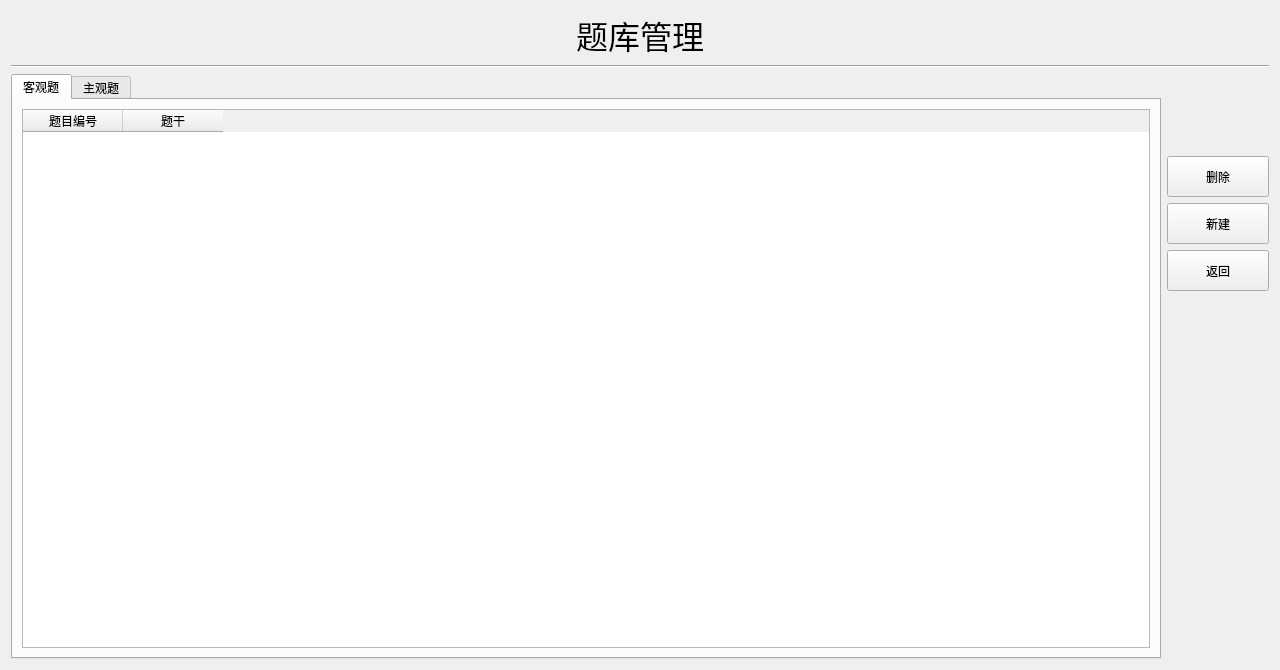
Qt form server/QuestionsManageUI.ui (AlanForeverAi/Exams) before a commit.
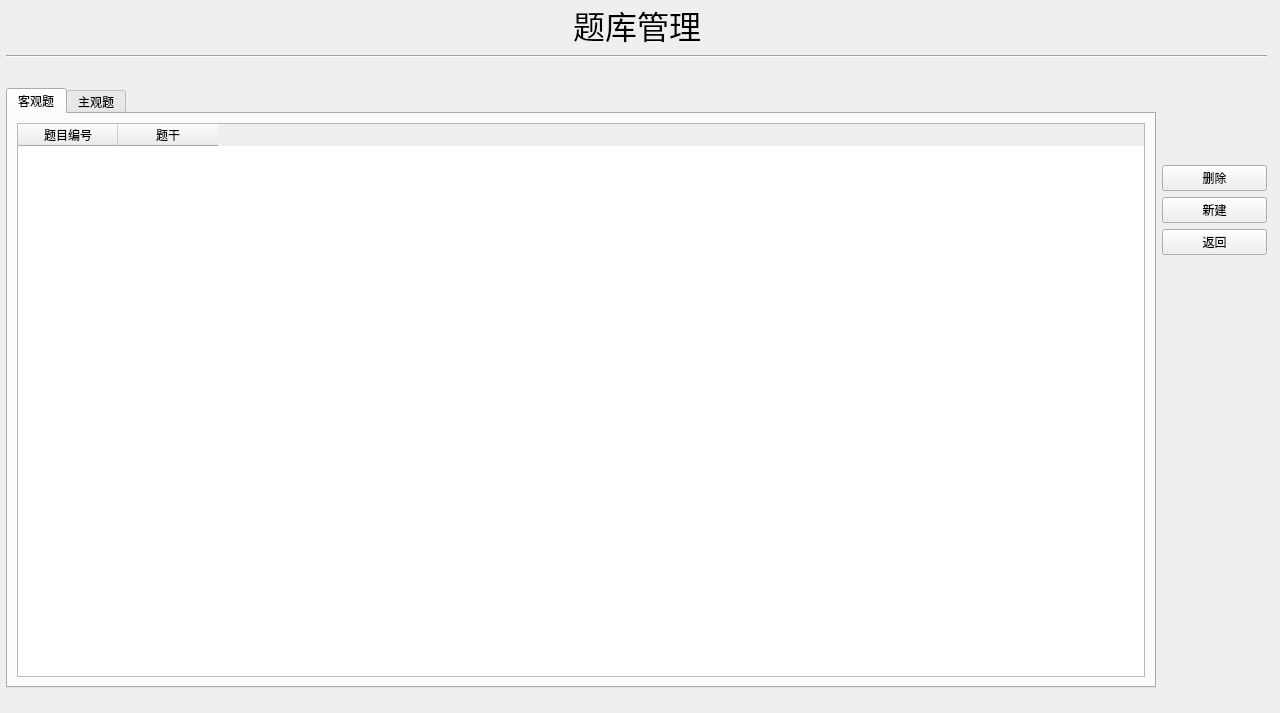
The same form after that commit.

Patch:
```diff
--- a/server/QuestionsManageUI.ui
+++ b/server/QuestionsManageUI.ui
@@ -13,19 +13,19 @@
     <x>0</x>
     <y>0</y>
     <width>1280</width>
-    <height>670</height>
+    <height>713</height>
    </rect>
   </property>
   <property name="minimumSize">
    <size>
     <width>1280</width>
-    <height>670</height>
+    <height>690</height>
    </size>
   </property>
   <property name="maximumSize">
    <size>
     <width>1280</width>
-    <height>670</height>
+    <height>750</height>
    </size>
   </property>
   <property name="focusPolicy">
@@ -40,12 +40,32 @@
   <property name="layoutDirection">
    <enum>Qt::LeftToRight</enum>
   </property>
+  <widget class="QWidget" name="layoutWidget">
+   <property name="geometry">
+    <rect>
+     <x>6</x>
+     <y>1</y>
+     <width>1261</width>
+     <height>711</height>
+    </rect>
+   </property>
   <layout class="QVBoxLayout" name="verticalLayout_2">
    <item>
-    <widget class="QSplitter" name="splitter">
+     <layout class="QHBoxLayout" name="horizontalLayout_4">
+      <item>
+       <spacer name="horizontalSpacer">
      <property name="orientation">
       <enum>Qt::Horizontal</enum>
      </property>
+        <property name="sizeHint" stdset="0">
+         <size>
+          <width>40</width>
+          <height>20</height>
+         </size>
+        </property>
+       </spacer>
+      </item>
+      <item>
      <widget class="QLabel" name="label_3">
       <property name="font">
        <font>
@@ -60,7 +80,21 @@
        <set>Qt::AlignCenter</set>
       </property>
      </widget>
-    </widget>
+      </item>
+      <item>
+       <spacer name="horizontalSpacer_2">
+        <property name="orientation">
+         <enum>Qt::Horizontal</enum>
+        </property>
+        <property name="sizeHint" stdset="0">
+         <size>
+          <width>40</width>
+          <height>18</height>
+         </size>
+        </property>
+       </spacer>
+      </item>
+     </layout>
    </item>
    <item>
     <widget class="Line" name="line_4">
@@ -74,7 +108,7 @@
      <item>
       <widget class="QTabWidget" name="tabWidget_2">
        <property name="sizePolicy">
-        <sizepolicy hsizetype="Expanding" vsizetype="Minimum">
+         <sizepolicy hsizetype="Fixed" vsizetype="Fixed">
          <horstretch>0</horstretch>
          <verstretch>0</verstretch>
         </sizepolicy>
@@ -210,7 +244,7 @@
        <item>
         <widget class="QPushButton" name="Button_delete">
          <property name="sizePolicy">
-          <sizepolicy hsizetype="Minimum" vsizetype="Expanding">
+           <sizepolicy hsizetype="Minimum" vsizetype="Fixed">
            <horstretch>0</horstretch>
            <verstretch>0</verstretch>
           </sizepolicy>
@@ -229,7 +263,7 @@
        <item>
         <widget class="QPushButton" name="Button_new">
          <property name="sizePolicy">
-          <sizepolicy hsizetype="Minimum" vsizetype="Expanding">
+           <sizepolicy hsizetype="Minimum" vsizetype="Fixed">
            <horstretch>0</horstretch>
            <verstretch>0</verstretch>
           </sizepolicy>
@@ -248,7 +282,7 @@
        <item>
         <widget class="QPushButton" name="pushButton_back">
          <property name="sizePolicy">
-          <sizepolicy hsizetype="Minimum" vsizetype="Expanding">
+           <sizepolicy hsizetype="Minimum" vsizetype="Fixed">
            <horstretch>0</horstretch>
            <verstretch>0</verstretch>
           </sizepolicy>
@@ -386,6 +420,7 @@
     </layout>
    </item>
   </layout>
+  </widget>
  </widget>
  <tabstops>
   <tabstop>subTable</tabstop>
```
Left out of the diff: 2 changed lines with no effect on the pictures. Lines whose indentation alone changed are shown as unchanged.
